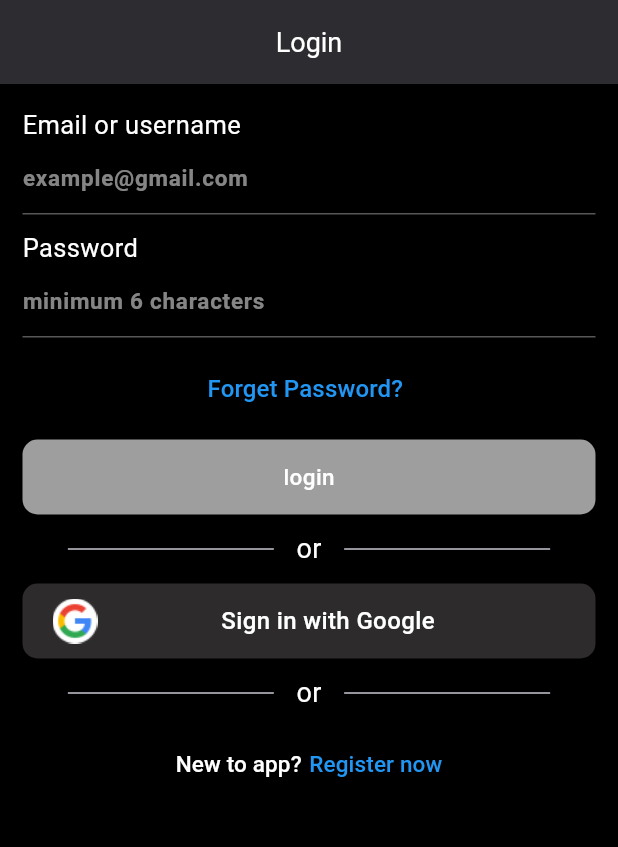
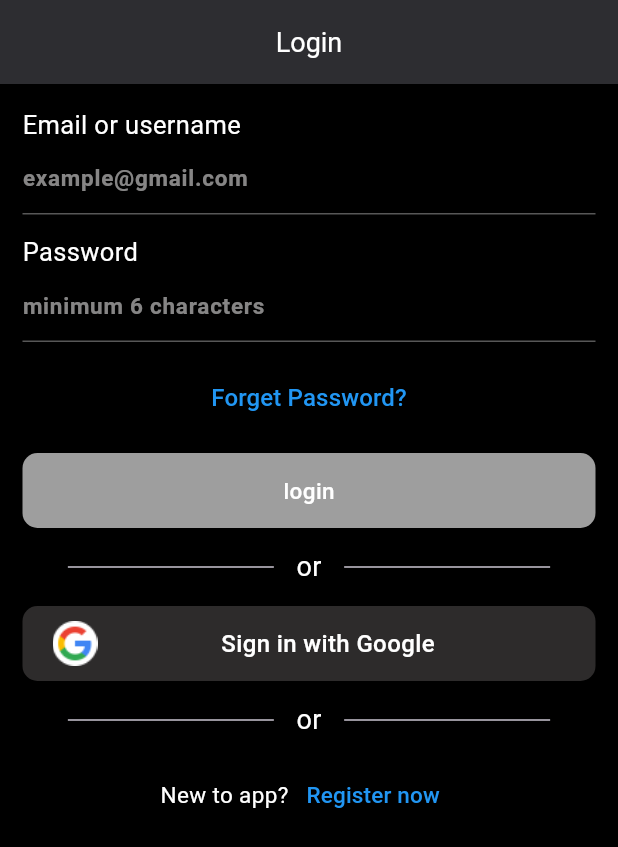
Before and after one commit to Korya25/auth, a Flutter app: the screen it shows after launch, on a phone screen of 412 x 824 dp. Shown: the top 847 px of the screen. Run offline on Flutter 3.47's test engine with Material 3 defaults, Android fonts, the phone set to English and light mode, and no system bars; our stand-ins replace firebase_auth, firebase_core, google_sign_in; accounts and stored records are empty.

Commit message:
simple refactor for alignment

```diff
--- a/lib/views/screen/auth/login_screen.dart
+++ b/lib/views/screen/auth/login_screen.dart
@@ -41,7 +41,7 @@ class _LoginScreenState extends State<LoginScreen> {
         child: Form(
           key: formKey,
           child: Column(
-            spacing: 10,
+            spacing: 13,
             children: [
               // Email or username
               CustomTextFormField(
@@ -74,6 +74,7 @@ class _LoginScreenState extends State<LoginScreen> {
                   _passwordController.text = value ?? '';
                 },
               ),
+
               // Forget Password
               CustomTextButton(
                 onTap: () {
@@ -83,13 +84,13 @@ class _LoginScreenState extends State<LoginScreen> {
                     },
                   ));
                 },
-                title: 'Forget Password?',
-                titleStyle: TextStyle(
+                title: '',
+                titleStyle: TextStyle(),
+                titletwo: 'Forget Password?',
+                titletwoStyle: TextStyle(
                   color: Colors.blue,
                   fontSize: 16,
                 ),
-                titletwo: '',
-                titletwoStyle: TextStyle(),
               ),
 
               // Login Button
--- a/lib/views/screen/auth/register_screen.dart
+++ b/lib/views/screen/auth/register_screen.dart
@@ -43,7 +43,7 @@ class _LoginScreenState extends State<RegisterScreen> {
           child: Form(
             key: formKey,
             child: Column(
-              spacing: 10,
+              spacing: 13,
               children: [
                 // Email or username
                 CustomTextFormField(
@@ -116,9 +116,6 @@ class _LoginScreenState extends State<RegisterScreen> {
                 CustomDevider(title: 'or'),
 
                 // Go To register
-                Row(
-                  mainAxisAlignment: MainAxisAlignment.center,
-                  children: [
                 CustomTextButton(
                   onTap: () {
                     Navigator.pop(context);
@@ -136,8 +133,6 @@ class _LoginScreenState extends State<RegisterScreen> {
                 ),
               ],
             ),
-              ],
-            ),
           ),
         ),
       ),
--- a/lib/views/widgets/custom_text_button.dart
+++ b/lib/views/widgets/custom_text_button.dart
@@ -16,22 +16,21 @@ class CustomTextButton extends StatelessWidget {
   final TextStyle titletwoStyle;
   @override
   Widget build(BuildContext context) {
-    return TextButton(
-      onPressed: onTap,
-      child: Row(
-        spacing: 5,
+    return Row(
       mainAxisAlignment: MainAxisAlignment.center,
       children: [
         Text(
           title,
           style: titleStyle,
         ),
-          Text(
+        TextButton(
+          onPressed: onTap,
+          child: Text(
             titletwo,
             style: titletwoStyle,
           ),
+        ),
       ],
-      ),
     );
   }
 }
```
Lines whose indentation alone changed are shown as unchanged.
